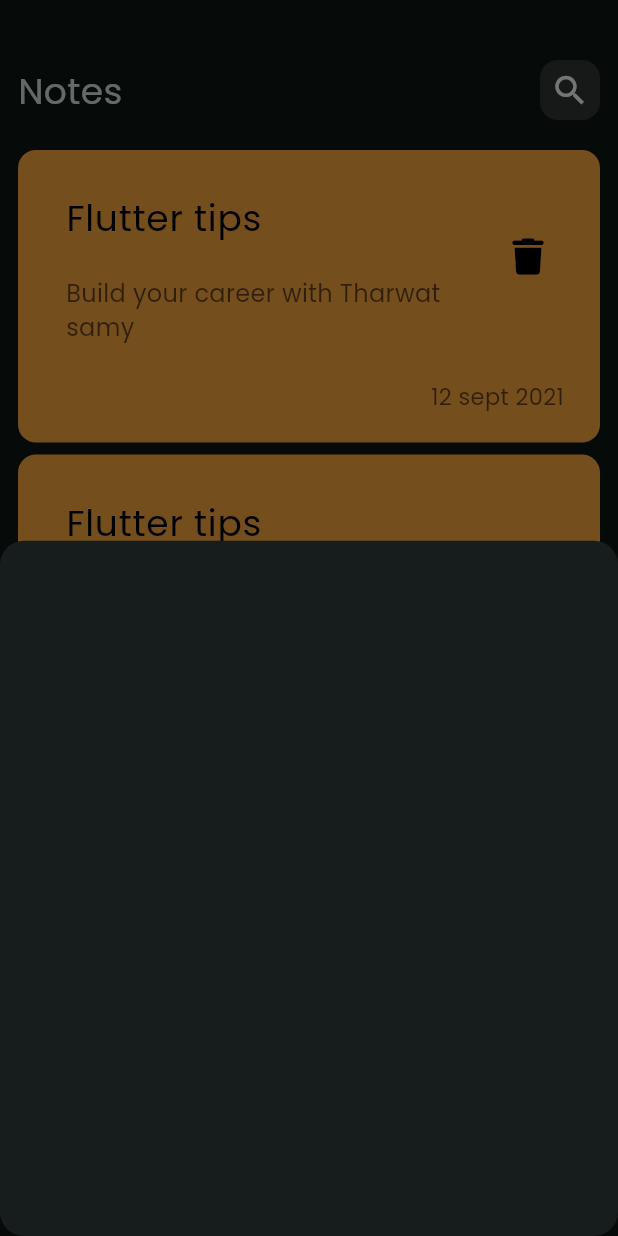
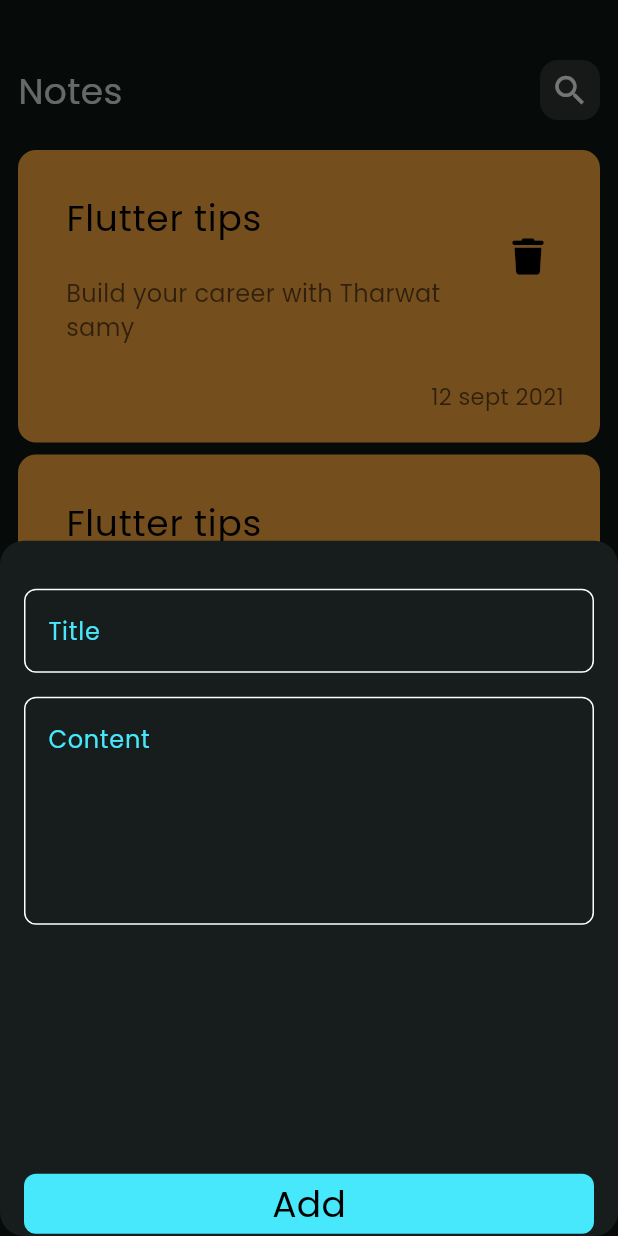
Before and after one commit to AliAttia635/Notes-App, a Flutter app: the screen it shows after launch, after a tap on the "add" icon, on a phone screen of 412 x 824 dp. Run offline on Flutter 3.47's test engine with Material 3 defaults, Android fonts, the phone set to English and light mode, and no system bars; our stand-ins replace font_awesome_flutter.

Commit message:
add text fields and button to notes bottom sheet

```diff
--- /dev/null
+++ b/lib/widgets/Button.dart
@@ -0,0 +1,29 @@
+import 'package:flutter/material.dart';
+import 'package:notes_app/constants.dart';
+
+class CustomButton extends StatelessWidget {
+  String text;
+  VoidCallback? ontap;
+
+  CustomButton({required this.text, this.ontap});
+  @override
+  Widget build(BuildContext context) {
+    return GestureDetector(
+      onTap: ontap,
+      child: Container(
+        decoration: BoxDecoration(
+          borderRadius: BorderRadius.circular(8),
+          color: kPrimaryColor,
+        ),
+        width: double.infinity,
+        height: 40,
+        child: Center(
+          child: Text(
+            text!,
+            style: TextStyle(fontSize: 24, color: Colors.black),
+          ),
+        ),
+      ),
+    );
+  }
+}
--- a/lib/widgets/add_note_bottom_sheet.dart
+++ b/lib/widgets/add_note_bottom_sheet.dart
@@ -1,10 +1,32 @@
 import 'package:flutter/material.dart';
+import 'package:notes_app/widgets/Button.dart';
+import 'package:notes_app/widgets/custom_text_field.dart';
 
 class AddNoteBottomSheet extends StatelessWidget {
   const AddNoteBottomSheet({super.key});
 
   @override
   Widget build(BuildContext context) {
-    return Container();
+    return Padding(
+      padding:
+          const EdgeInsets.only(left: 16.0, right: 16, top: 32, bottom: 16),
+      child: Column(
+        children: [
+          CustomFormTextField(
+            hint: 'Title',
+          ),
+          CustomFormTextField(
+            hint: 'Content',
+            maxLines: 5,
+          ),
+          SizedBox(
+            height: 150,
+          ),
+          CustomButton(
+            text: 'Add',
+          ),
+        ],
+      ),
+    );
   }
 }
--- /dev/null
+++ b/lib/widgets/custom_text_field.dart
@@ -0,0 +1,47 @@
+import 'package:flutter/material.dart';
+import 'package:notes_app/constants.dart';
+
+class CustomFormTextField extends StatefulWidget {
+  String hint;
+  final int maxLines;
+
+  CustomFormTextField({
+    required this.hint,
+    this.maxLines = 1,
+  });
+
+  @override
+  State<CustomFormTextField> createState() => _CustomFormTextFieldState();
+}
+
+class _CustomFormTextFieldState extends State<CustomFormTextField> {
+  @override
+  Widget build(BuildContext context) {
+    return Padding(
+      padding: const EdgeInsets.only(bottom: 16.0),
+      child: TextFormField(
+        maxLines: widget.maxLines,
+        cursorColor: kPrimaryColor,
+        validator: (data) {
+          if (data!.isEmpty) {
+            return "this field is required";
+          }
+        },
+        decoration: InputDecoration(
+          hintText: widget.hint,
+          hintStyle: TextStyle(
+            color: kPrimaryColor,
+          ),
+          enabledBorder: OutlineInputBorder(
+            borderRadius: BorderRadius.circular(8),
+            borderSide: BorderSide(color: Colors.white),
+          ),
+          focusedBorder: OutlineInputBorder(
+            borderRadius: BorderRadius.circular(8),
+            borderSide: BorderSide(color: kPrimaryColor),
+          ),
+        ),
+      ),
+    );
+  }
+}
```
